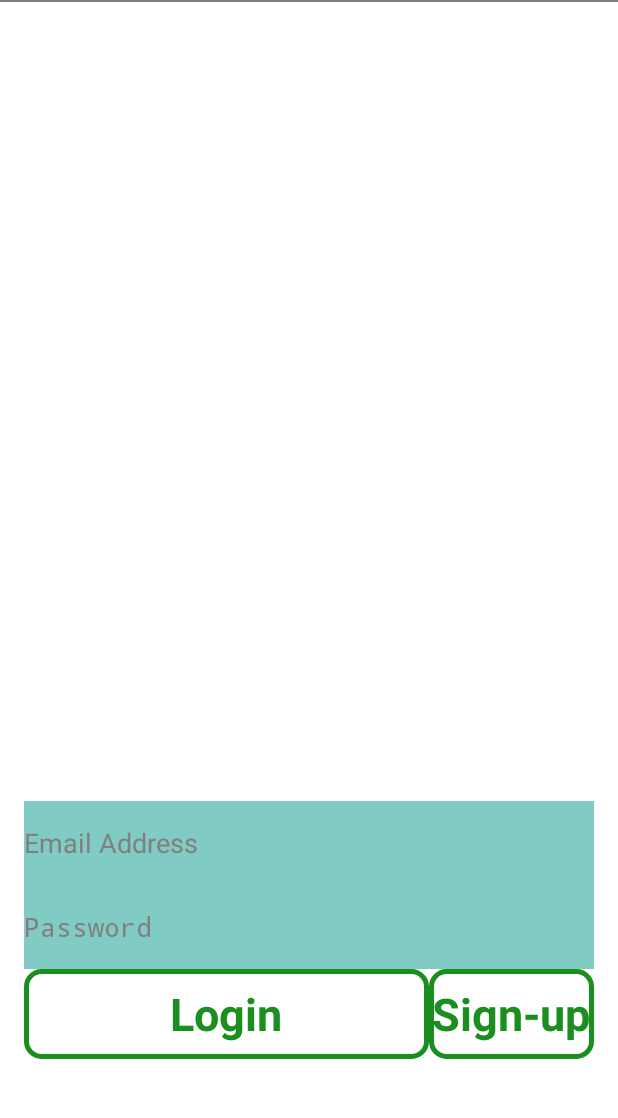
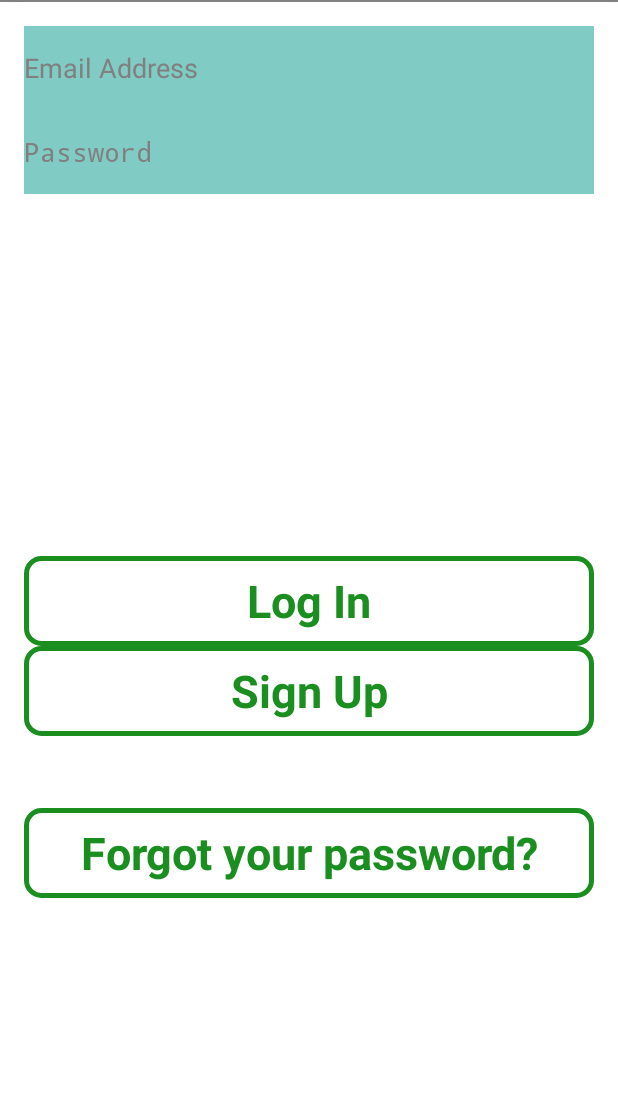
Before and after one commit to jhallard/Tutr, an Android app: the layout activity_log_in.xml on its own in the app's theme, with its tools: preview values and no code run, on a phone screen of 412 x 824 dp, the part 36-1154 px from its top. Run offline under Robolectric (Android 15) with nearby library versions, the phone set to English and light mode, and no system bars.

Commit message:
Added strings, redesigned log in page layout to make more sense.

```diff
--- a/app/src/main/res/layout/activity_log_in.xml
+++ b/app/src/main/res/layout/activity_log_in.xml
@@ -14,9 +14,9 @@ android:editable="true"
 android:elegantTextHeight="true"
 android:height="@dimen/abc_action_bar_default_height_material"
 android:hint="Email Address"
-android:layout_above="@+id/PASSWORD"
+    android:layout_alignParentTop="true"
     android:layout_alignParentStart="true"
-    android:layout_alignParentEnd="true" />
+    android:layout_alignEnd="@+id/PASSWORD" />
 
 <EditText
 android:layout_width="wrap_content"
@@ -29,37 +29,39 @@ android:hint="Password"
 android:height="@dimen/abc_action_bar_default_height_material"
 android:enabled="true"
 android:background="@color/accent_material_dark"
-android:layout_marginBottom="138dp"
-android:layout_alignParentBottom="true"
-android:layout_alignParentStart="true"
-android:layout_alignParentEnd="true" />
+    android:layout_below="@+id/EMAIL"
+    android:layout_alignParentStart="true"
+    android:layout_alignEnd="@+id/SIGNUP" />
 
 <Button
 android:layout_width="wrap_content"
 android:layout_height="wrap_content"
-android:text="Login"
+android:text="@string/login_button"
 android:id="@+id/ATTEMPT_LOGIN"
-android:layout_alignTop="@+id/PASSWORD"
-android:layout_alignParentStart="true"
-android:layout_marginTop="56dp"
-android:height="@dimen/abc_action_bar_default_height_material" />
+    android:height="@dimen/abc_action_bar_default_height_material"
+    android:layout_centerVertical="true"
+    android:layout_alignParentStart="true"
+    android:layout_alignEnd="@+id/SIGNUP" />
 
 <Button
 android:layout_width="wrap_content"
 android:layout_height="wrap_content"
-android:text="Sign-up"
+android:text="@string/sign_up_button"
 android:id="@+id/SIGNUP"
     android:height="@dimen/abc_action_bar_default_height_material"
-    android:layout_alignTop="@+id/ATTEMPT_LOGIN"
-    android:layout_toEndOf="@+id/ATTEMPT_LOGIN" />
+    android:layout_below="@+id/ATTEMPT_LOGIN"
+    android:layout_alignParentStart="true"
+    android:layout_alignParentEnd="true" />
 
     <Button
         android:layout_width="wrap_content"
         android:layout_height="wrap_content"
-        android:text="Can&apos;t Remember?"
+        android:text="@string/cant_remember_password_button"
         android:id="@+id/button"
         android:height="@dimen/abc_action_bar_default_height_material"
-        android:layout_alignTop="@+id/SIGNUP"
-        android:layout_toEndOf="@+id/SIGNUP" />
+        android:layout_below="@+id/SIGNUP"
+        android:layout_alignParentStart="true"
+        android:layout_marginTop="48dp"
+        android:layout_alignEnd="@+id/SIGNUP" />
 
 </RelativeLayout>
--- a/app/src/main/res/values/strings.xml
+++ b/app/src/main/res/values/strings.xml
@@ -1,9 +1,17 @@
 <?xml version="1.0" encoding="utf-8"?>
 <resources>
 
+    <!-- For proper coding practice - and to avoid that annoying warning that you should use an
+     @string resource all the damn time - here comes a big list of string resources that pretty
+     much pop up all over the app. -Andrew H. Pometta -->
     <string name="app_name">Tutr</string>
     <string name="hello_world">Hello world!</string>
     <string name="action_settings">Settings</string>
+    <!-- Side note: login = noun or adjective, log in = verb. -->
     <string name="title_activity_log_in">LogIn</string>
-
+    <string name="login_button">Log In</string>
+    <string name="sign_up_button">Sign Up</string>
+    <string name="cant_remember_password_button">Forgot your password?</string>
+    <string name="email">E-mail Address</string>
+    <string name="password">Password</string>
 </resources>
```
